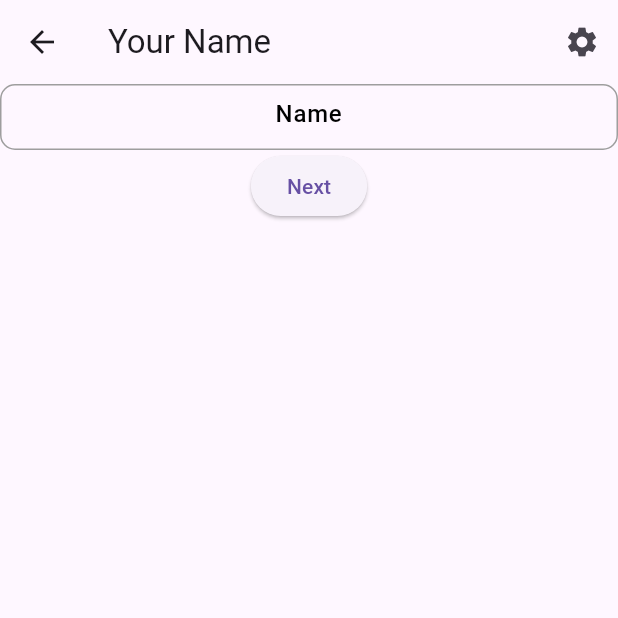
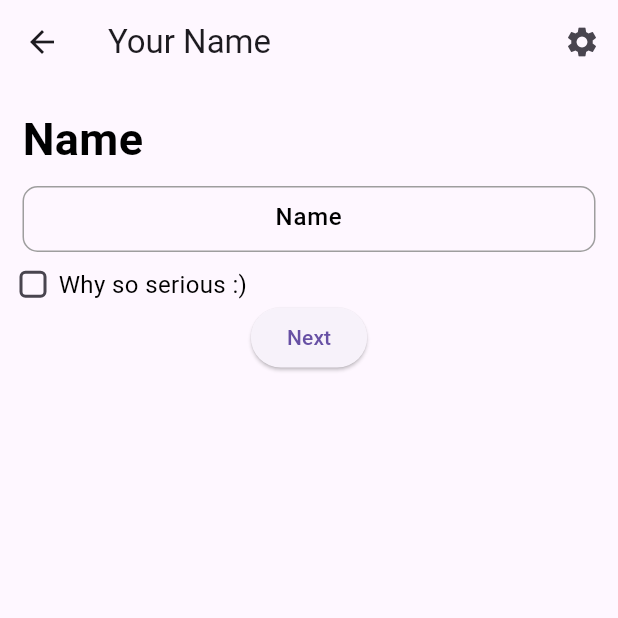
Before and after one commit to tina25n/BeLoved, a Flutter app: the NamePage screen opened by its route, on a phone screen of 412 x 824 dp, the top half of it. Run offline on Flutter 3.47's test engine with Material 3 defaults, Android fonts, the light colour scheme and no system bars; generated files the repository leaves out were written again.

Commit message:
Added the title and the checkbox.

```diff
--- a/beloved_flutter_app/lib/src/onboarding_process/name.dart
+++ b/beloved_flutter_app/lib/src/onboarding_process/name.dart
@@ -4,6 +4,7 @@ import 'basic_details.dart';
 import '../widgets/top_bar.dart';
 import '../widgets/next_button.dart';
 import '../widgets/text_field.dart';
+
 class NamePage extends StatelessWidget {
   const NamePage({
     super.key,
@@ -15,14 +16,16 @@ class NamePage extends StatelessWidget {
   @override
   Widget build(BuildContext context) {
     return Scaffold(
-      appBar: TopBar(
-          topText: 'Your Name'),
-      body: ListView(
-          children:[
+        appBar: TopBar(topText: 'Your Name'),
+        body: Container(
+          padding: EdgeInsets.symmetric(vertical: 15, horizontal: 15),
+          child: ListView(children: [
             CustomTextField(
                 controller: TextEditingController(),
+                title: "Name",
                 hint: "Name",
-                inputType: TextInputType.name),
+                inputType: TextInputType.name,
+                showInProfile: true),
             NextButton(
               buttonText: 'Next',
               onPressed: () {
@@ -31,9 +34,7 @@ class NamePage extends StatelessWidget {
                     context, BasicDetailsPage.routeName);
               },
             ),
-          ]
-      ),
-    );
-
+          ]),
+        ));
   }
 }
--- a/beloved_flutter_app/lib/src/widgets/text_field.dart
+++ b/beloved_flutter_app/lib/src/widgets/text_field.dart
@@ -3,22 +3,37 @@ import 'package:flutter/material.dart';
 class CustomTextField extends StatelessWidget {
   final TextEditingController controller;
   final String hint;
-  final bool obscureText;
   final TextCapitalization textCapitalization;
   final TextInputType inputType;
+  final String title;
+  final bool showInProfile;
 
-  const CustomTextField({
-    Key? key,
+  const CustomTextField(
+      {Key? key,
       required this.controller,
       required this.hint,
-    this.obscureText = false,
       this.textCapitalization = TextCapitalization.none,
       required this.inputType,
-  }) : super(key: key);
+      required this.title,
+      required this.showInProfile})
+      : super(key: key);
 
   @override
   Widget build(BuildContext context) {
-    return Container( // container determines the shape of the text field.
+    return ListBody(
+      mainAxis: Axis.vertical,
+      children: [
+        // title
+        Text(title,
+            style: const TextStyle(
+              fontSize: 30,
+              fontWeight: FontWeight.bold,
+              color: Colors.black,
+            )),
+        SizedBox(height: 10),
+        // text box
+        Container(
+          // container determines the shape of the text field.
           // margin: const EdgeInsets.only(bottom: 14),
           height: 44,
           child: TextField(
@@ -27,32 +42,29 @@ class CustomTextField extends StatelessWidget {
             textCapitalization: textCapitalization,
             maxLength: 32,
             maxLines: 1,
-        obscureText: obscureText,
             keyboardType: inputType,
             textAlign: TextAlign.center,
             style: const TextStyle(
               color: Colors.black,
               fontSize: 16,
-          fontWeight:FontWeight.w500, //half bold
+              fontWeight: FontWeight.w500, //half bold
             ),
             decoration: InputDecoration(
               isDense: true,
-          hintText: hint, //
+              hintText: hint,
+              //
               counterText: "",
               hintStyle: const TextStyle(
                   color: Colors.black, // Set the color for the hint text
                   fontSize: 16,
-            fontWeight: FontWeight.w500// Set the size for the hint text
+                  fontWeight: FontWeight.w500 // Set the size for the hint text
                   ),
-          contentPadding: const EdgeInsets.symmetric(vertical: 14),
               border: const OutlineInputBorder(
-            borderSide: BorderSide(color:Colors.grey,
-                width: 1.0),
+                borderSide: BorderSide(color: Colors.grey, width: 1.0),
                 borderRadius: BorderRadius.all(Radius.circular(6)),
               ),
               focusedBorder: const OutlineInputBorder(
-            borderSide: BorderSide(color:Color(0xFFFF6962),
-                width: 1.0),
+                borderSide: BorderSide(color: Color(0xFFFF6962), width: 1.0),
                 borderRadius: BorderRadius.all(Radius.circular(6)),
               ),
               enabledBorder: const OutlineInputBorder(
@@ -61,6 +73,57 @@ class CustomTextField extends StatelessWidget {
               ),
             ),
           ),
+        ),
+        SizedBox(height: 10,),
+        // show in profile
+        Container(
+          child: showInProfile ? CheckboxWithText() : Container(),
+        )
+      ],
     );
   }
 }
+
+class CheckboxWithText extends StatefulWidget {
+  @override
+  _CheckboxWithTextFieldState createState() => _CheckboxWithTextFieldState();
+}
+
+class _CheckboxWithTextFieldState extends State<CheckboxWithText> {
+  bool isChecked = false;
+
+  @override
+  Widget build(BuildContext context) {
+    return Row(
+      children: [
+        SizedBox(
+            width: 14, // Set the width of the checkbox
+            height: 14, // Set the height of the checkbox
+            child: Transform.scale(
+                scale: 1,
+                // Scale to keep the checkbox within the specified size
+                child: Checkbox(
+                  value: isChecked,
+                  onChanged: (bool? value) {
+                    setState(() {
+                      isChecked = value!;
+                    });
+                  },
+                  shape: RoundedRectangleBorder(
+                    borderRadius: BorderRadius.circular(4), // Rounded corners
+                  ),
+                  materialTapTargetSize: MaterialTapTargetSize
+                      .shrinkWrap, // Adjust the tap target size
+                ))),
+        SizedBox(width: 10),
+        Text(
+          "Why so serious :)",
+          style: const TextStyle(
+            fontSize: 16,
+            color: Colors.black,
+          ),
+        )
+      ],
+    );
+  }
+}
```
Lines whose indentation alone changed are shown as unchanged.
